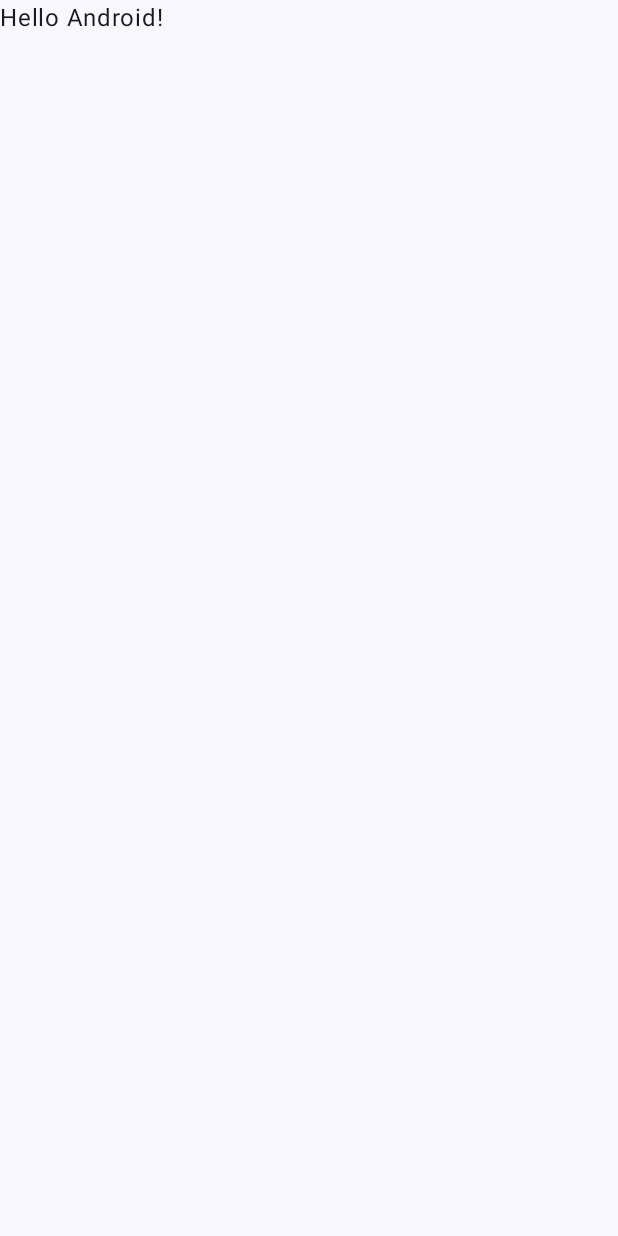
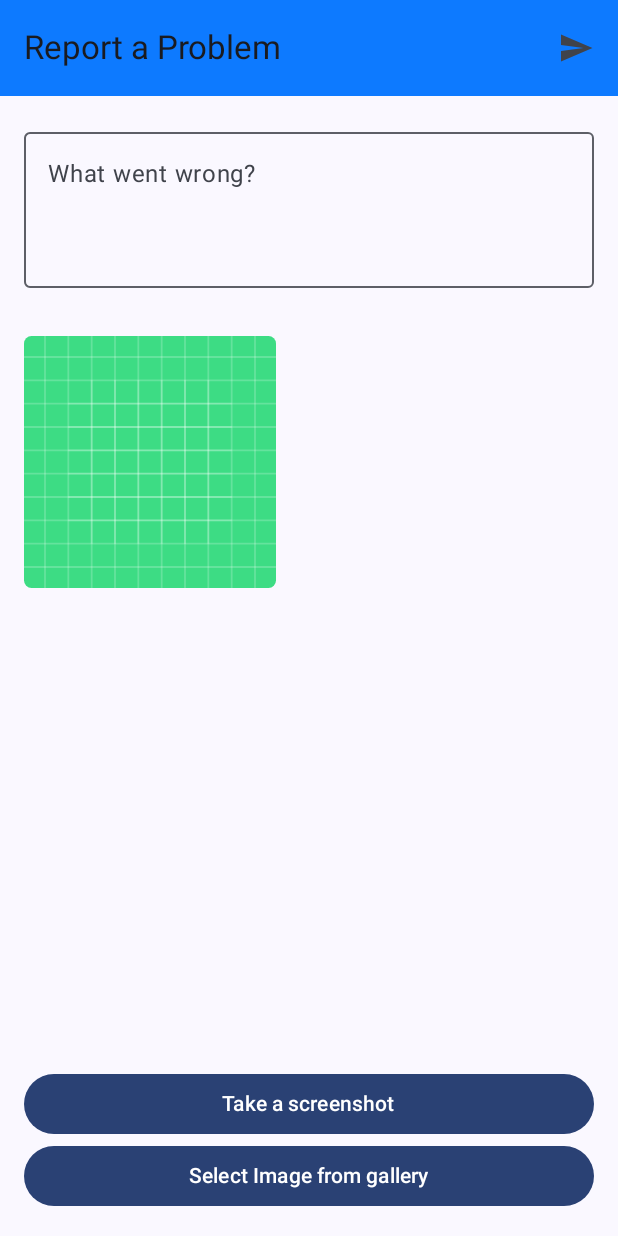
Before and after one commit to salah65/Bugit, an Android app built with Jetpack Compose: the screen it shows after launch (MainActivity), on a phone screen of 412 x 824 dp. Before the commit the screen is almost empty. Run offline under Robolectric (Android 15) with nearby library versions, the light colour scheme and no system bars.

Commit message:
[Add] Bugit Home Screen

```diff
--- a/app/src/main/AndroidManifest.xml
+++ b/app/src/main/AndroidManifest.xml
@@ -13,9 +13,8 @@
         android:theme="@style/Theme.Bugit"
         tools:targetApi="31" >
         <activity
-            android:name=".MainActivity"
+            android:name=".home_screen.MainActivity"
             android:exported="true"
-            android:label="@string/app_name"
             android:theme="@style/Theme.Bugit" >
             <intent-filter>
                 <action android:name="android.intent.action.MAIN" />
--- a/app/src/main/java/com/example/bugit/MainActivity.kt
+++ /dev/null
@@ -1,47 +0,0 @@
-package com.example.bugit
-
-import android.os.Bundle
-import androidx.activity.ComponentActivity
-import androidx.activity.compose.setContent
-import androidx.activity.enableEdgeToEdge
-import androidx.compose.foundation.layout.fillMaxSize
-import androidx.compose.foundation.layout.padding
-import androidx.compose.material3.Scaffold
-import androidx.compose.material3.Text
-import androidx.compose.runtime.Composable
-import androidx.compose.ui.Modifier
-import androidx.compose.ui.tooling.preview.Preview
-import com.example.bugit.ui.theme.BugitTheme
-
-class MainActivity : ComponentActivity() {
-    override fun onCreate(savedInstanceState: Bundle?) {
-        super.onCreate(savedInstanceState)
-        enableEdgeToEdge()
-        setContent {
-            BugitTheme {
-                Scaffold( modifier = Modifier.fillMaxSize() ) { innerPadding ->
-                    Greeting(
-                        name = "Android",
-                        modifier = Modifier.padding(innerPadding)
-                    )
-                }
-            }
-        }
-    }
-}
-
-@Composable
-fun Greeting(name: String, modifier: Modifier = Modifier) {
-    Text(
-        text = "Hello $name!",
-        modifier = modifier
-    )
-}
-
-@Preview(showBackground = true)
-@Composable
-fun GreetingPreview() {
-    BugitTheme {
-        Greeting("Android")
-    }
-}
--- /dev/null
+++ b/app/src/main/java/com/example/bugit/home_screen/HomeActivty.kt
@@ -0,0 +1,131 @@
+package com.example.bugit.home_screen
+
+import android.os.Bundle
+import androidx.activity.ComponentActivity
+import androidx.activity.compose.setContent
+import androidx.compose.foundation.Image
+import androidx.compose.foundation.background
+import androidx.compose.foundation.layout.Arrangement
+import androidx.compose.foundation.layout.Column
+import androidx.compose.foundation.layout.Spacer
+import androidx.compose.foundation.layout.fillMaxSize
+import androidx.compose.foundation.layout.fillMaxWidth
+import androidx.compose.foundation.layout.imePadding
+import androidx.compose.foundation.layout.padding
+import androidx.compose.foundation.layout.size
+import androidx.compose.foundation.shape.RoundedCornerShape
+import androidx.compose.material3.Button
+import androidx.compose.material3.ExperimentalMaterial3Api
+import androidx.compose.material3.Icon
+import androidx.compose.material3.IconButton
+import androidx.compose.material3.OutlinedTextField
+import androidx.compose.material3.Surface
+import androidx.compose.material3.Text
+import androidx.compose.material3.TopAppBar
+import androidx.compose.material3.TopAppBarDefaults.topAppBarColors
+import androidx.compose.runtime.Composable
+import androidx.compose.runtime.getValue
+import androidx.compose.runtime.mutableStateOf
+import androidx.compose.runtime.remember
+import androidx.compose.runtime.setValue
+import androidx.compose.ui.Modifier
+import androidx.compose.ui.draw.clip
+import androidx.compose.ui.graphics.Color
+import androidx.compose.ui.graphics.vector.ImageVector
+import androidx.compose.ui.res.colorResource
+import androidx.compose.ui.res.painterResource
+import androidx.compose.ui.res.stringResource
+import androidx.compose.ui.res.vectorResource
+import androidx.compose.ui.tooling.preview.Preview
+import androidx.compose.ui.unit.dp
+import com.example.bugit.R
+import com.example.bugit.ui.theme.BugitTheme
+
+class MainActivity : ComponentActivity() {
+    override fun onCreate(savedInstanceState: Bundle?) {
+        super.onCreate(savedInstanceState)
+        setContent {
+            BugitTheme {
+                Surface(modifier = Modifier.fillMaxSize()) {
+                    BugSubmissionScreen()
+                }
+            }
+        }
+    }
+}
+
+@OptIn(ExperimentalMaterial3Api::class)
+@Composable
+@Preview
+fun BugSubmissionScreen() {
+    var bugDescription by remember { mutableStateOf("") }
+
+
+    Column(modifier = Modifier.fillMaxSize()) {
+        TopAppBar(
+            modifier = Modifier.background(Color.Blue),
+            title = {
+                Text(stringResource(R.string.report_a_problem))
+            },
+            actions = {
+                IconButton(onClick = { /* Handle button click */ }) {
+                    Icon(
+                        imageVector = ImageVector.vectorResource(id = R.drawable.ic_submit),
+                        contentDescription = "submit"
+                    )
+                }
+            },
+
+            colors = topAppBarColors(
+                containerColor = colorResource(id = R.color.blue),
+            )
+
+
+        )
+
+        OutlinedTextField(
+            value = bugDescription,
+            onValueChange = { bugDescription = it },
+            label = { Text(stringResource(R.string.what_went_wrong)) },
+            modifier = Modifier
+                .fillMaxWidth()
+                .padding(16.dp)
+                .weight(0.5f)
+
+        )
+
+        Image(
+            painter = painterResource(id = R.drawable.ic_launcher_background),
+            contentDescription = null, // Provide a content description if needed
+            modifier = Modifier
+                .size(200.dp)
+                .padding(16.dp)
+                .clip(RoundedCornerShape(size = 5.dp))
+        )
+
+        Spacer(modifier = Modifier.weight(1f))
+
+        Column(
+            modifier = Modifier
+                .fillMaxWidth()
+                .padding(16.dp)
+                .imePadding(),
+            verticalArrangement = Arrangement.Bottom
+        ) {
+            Button(
+                modifier = Modifier.fillMaxWidth(),
+                onClick = { /* Implement image picker */ }
+            ) {
+                Text(stringResource(R.string.take_a_screenshot))
+            }
+            Button(
+                modifier = Modifier.fillMaxWidth(),
+                onClick = { /* Implement image picker */ }
+            ) {
+                Text(stringResource(R.string.select_image_from_gallery))
+            }
+
+        }
+
+    }
+}
--- /dev/null
+++ b/app/src/main/java/com/example/bugit/home_screen/HomeScreenEvent.kt
@@ -0,0 +1,10 @@
+package com.example.bugit.home_screen
+
+import android.net.Uri
+
+sealed class HomeScreenEvent{
+    data class OnDescriptionChanged(val newText: String): HomeScreenEvent()
+    data class OnImageUriChanged(val newUri: Uri?): HomeScreenEvent()
+    data object Submit: HomeScreenEvent()
+    data object DismissAllDialog: HomeScreenEvent()
+}
--- /dev/null
+++ b/app/src/main/java/com/example/bugit/home_screen/HomeScreenState.kt
@@ -0,0 +1,13 @@
+package com.example.bugit.home_screen
+
+import android.net.Uri
+
+data class HomeScreenState(
+    val description: String = "",
+    val selectedImageUri: Uri? = null,
+    val imageUrl: String = "",
+    val showLoadingDialog: Boolean = false,
+    val showSuccessDialog: Boolean = false,
+    val showErrorDialog: Boolean = false,
+    val dialogText: String = "",
+)
--- /dev/null
+++ b/app/src/main/res/drawable/ic_submit.xml
@@ -0,0 +1,5 @@
+<vector xmlns:android="http://schemas.android.com/apk/res/android" android:autoMirrored="true" android:height="24dp" android:tint="#FFFFFF" android:viewportHeight="24" android:viewportWidth="24" android:width="24dp">
+
+    <path android:fillColor="@android:color/white" android:pathData="M2.01,21L23,12 2.01,3 2,10l15,2 -15,2z"/>
+
+</vector>
--- a/app/src/main/res/values/colors.xml
+++ b/app/src/main/res/values/colors.xml
@@ -7,4 +7,5 @@
     <color name="teal_700">#FF018786</color>
     <color name="black">#FF000000</color>
     <color name="white">#FFFFFFFF</color>
+    <color name="blue">#0D7AFF</color>
 </resources>
--- a/app/src/main/res/values/strings.xml
+++ b/app/src/main/res/values/strings.xml
@@ -1,3 +1,7 @@
 <resources>
     <string name="app_name">Bugit</string>
+    <string name="select_image_from_gallery">Select Image from gallery</string>
+    <string name="take_a_screenshot">Take a screenshot</string>
+    <string name="what_went_wrong">What went wrong?</string>
+    <string name="report_a_problem">Report a Problem</string>
 </resources>
--- a/gradle/libs.versions.toml
+++ b/gradle/libs.versions.toml
@@ -8,6 +8,7 @@ espressoCore = "3.5.1"
 lifecycleRuntimeKtx = "2.6.1"
 activityCompose = "1.9.0"
 composeBom = "2023.08.00"
+coil = "1.4.0"
 
 [libraries]
 androidx-core-ktx = { group = "androidx.core", name = "core-ktx", version.ref = "coreKtx" }
```
